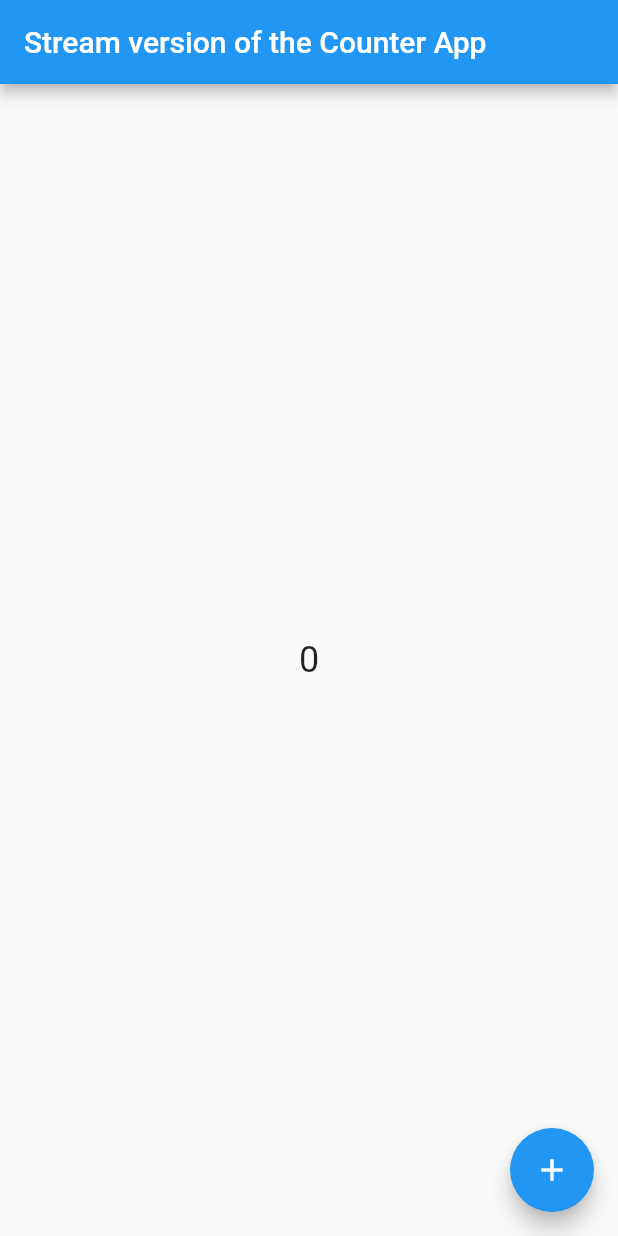
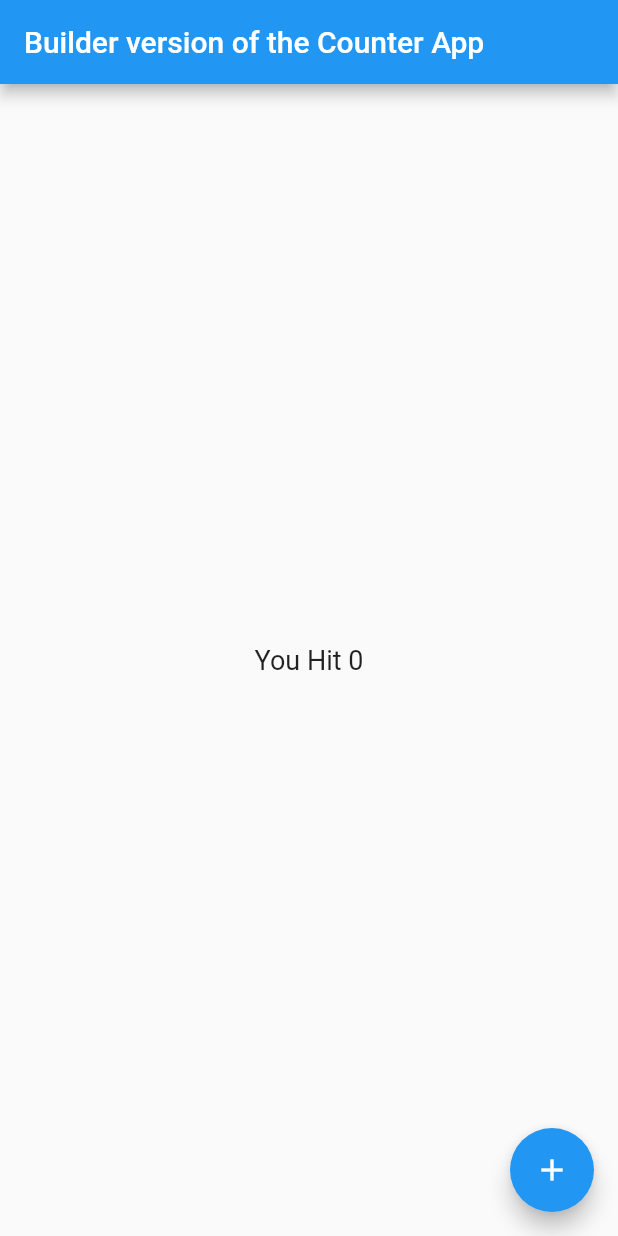
Before and after one commit to BoshiLee/blocExample, a Flutter app: the screen it shows after launch, on a phone screen of 412 x 824 dp. Run offline on Flutter 3.47's test engine with Material 2 defaults, Android fonts, the phone set to English and light mode, and no system bars; our stand-ins replace bloc, flutter_bloc.

Commit message:
move center widget out

```diff
--- a/lib/main.dart
+++ b/lib/main.dart
@@ -24,17 +24,12 @@ class CounterPage extends StatelessWidget {
   @override
   Widget build(BuildContext context) {
     return Scaffold(
-      appBar: AppBar(title: Text('Stream version of the Counter App')),
-      body: BlocBuilder<CounterBLoC, int>(
-        builder: (context, count) {
-          return Center(
-            child: Text(
-              '$count',
-              style: TextStyle(fontSize: 24.0),
-            ),
-          );
-        },
-      ),
+      appBar: AppBar(title: Text('Builder version of the Counter App')),
+      body: BlocBuilder<CounterBLoC, int>(builder: (context, count) {
+        return CountWidget(
+          count: count,
+        );
+      }),
       floatingActionButton: FloatingActionButton(
         child: const Icon(Icons.add),
         onPressed: () =>
@@ -43,3 +38,21 @@ class CounterPage extends StatelessWidget {
     );
   }
 }
+
+class CountWidget extends StatelessWidget {
+  final int count;
+
+  CountWidget({this.count});
+
+  @override
+  Widget build(BuildContext context) {
+    return Center(
+      child: Text(
+        'You Hit ${this.count}',
+        style: TextStyle(
+          fontSize: 18,
+        ),
+      ),
+    );
+  }
+}
```
